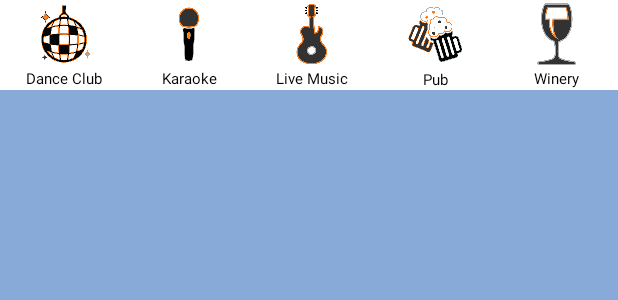
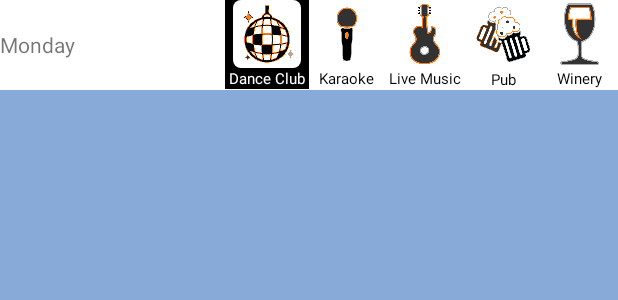
Before and after one commit to kinetik06/BarHopForBusiness, an Android app: the layout bar_genre.xml on its own in the app's theme, with its tools: preview values and no code run, on a phone screen of 412 x 824 dp. Shown: the top 300 px of the screen. Run offline under Robolectric (Android 15) with nearby library versions, the phone set to English and light mode, and no system bars.

```diff
--- a/app/src/main/java/com/zombietechinc/barhopforbusiness/DailySpecial.java
+++ b/app/src/main/java/com/zombietechinc/barhopforbusiness/DailySpecial.java
@@ -8,8 +8,10 @@ import java.util.Date;
 
 public class DailySpecial {
 
-    String title;
+    String message;
     Date date;
+    String dateAsString;
+    int[] genreInt;
 
 
 }
--- a/app/src/main/res/layout/bar_genre.xml
+++ b/app/src/main/res/layout/bar_genre.xml
@@ -3,6 +3,8 @@
     android:orientation="vertical"
     android:layout_width="match_parent"
     android:layout_height="match_parent">
+
+
 
 
     <LinearLayout
@@ -11,12 +13,18 @@
         android:background="@color/white"
         android:weightSum="5">
 
+        <TextView
+            android:layout_width="150dp"
+            android:layout_height="match_parent"
+            android:text="Monday"
+            android:gravity="center_vertical"/>
+
         <LinearLayout
             android:layout_width="wrap_content"
             android:layout_height="wrap_content"
             android:orientation="vertical"
             android:gravity="center"
-
+            android:background="@color/black"
             android:layout_weight="1">
 
             <ImageView
@@ -32,7 +40,7 @@
                 android:id="@+id/dance_clubTV"
                 android:text="Dance Club"
                 android:textSize="10sp"
-                android:textColor="@color/black"/>
+                android:textColor="@color/white"/>
 
         </LinearLayout>
 
--- a/app/src/main/res/layout/main_bar_detail_ui.xml
+++ b/app/src/main/res/layout/main_bar_detail_ui.xml
@@ -70,7 +70,7 @@
                         android:layout_width="wrap_content"
                         android:layout_height="wrap_content"
                         android:src="@mipmap/logo2"
-                        android:scaleType="fitCenter"/>
+                        android:scaleType="centerCrop"/>
 
                 </LinearLayout>
 
```
Also changed, not shown: app/src/main/java/com/zombietechinc/barhopforbusiness/BarDetailsActivity.java (+19 -1 lines), app/src/main/java/com/zombietechinc/barhopforbusiness/BarGenreAdapter.java (+24 -2 lines), app/src/main/res/drawable/menu_icon_copy.png (added).
